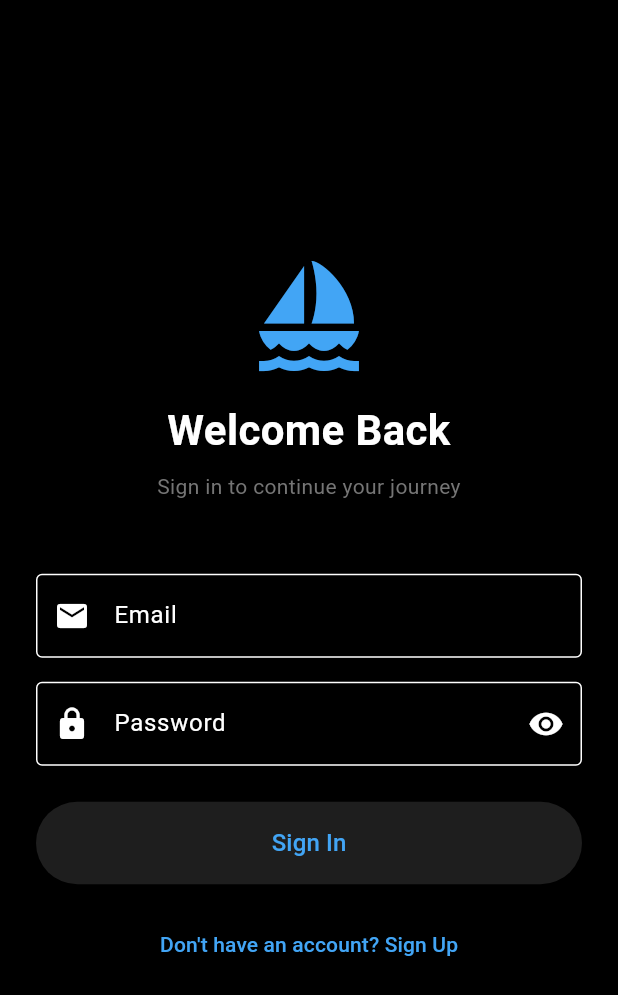
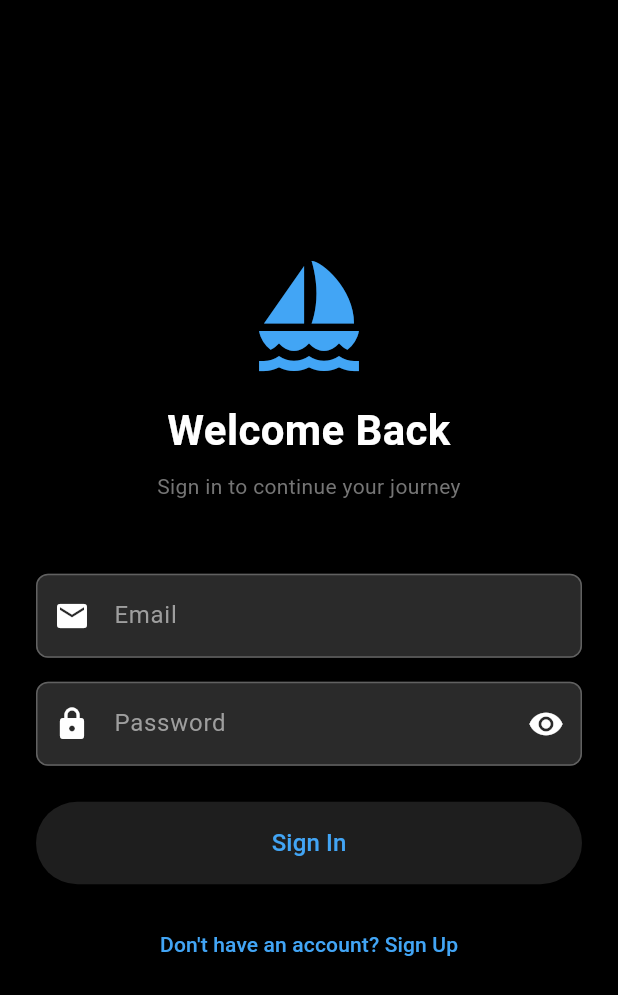
Before and after one commit to HughieMM/Cruise_App, a Flutter app: the screen it shows after launch, on a phone screen of 412 x 824 dp. Shown: the top 995 px of the screen. Run offline on Flutter 3.47's test engine with Material 3 defaults, Android fonts, the phone set to English and light mode, and no system bars; our stand-ins replace cached_network_image, cloud_firestore, firebase_auth, firebase_core, firebase_messaging, firebase_storage and 4 more; accounts and stored records are empty.

Commit message:
Polish Home and Profile screens to match app-wide dark theme
Root cause: main.dart's ThemeData never defined dialogTheme or
bottomSheetTheme, so every showDialog/showModalBottomSheet across the
app fell back to Material's default light surface, regardless of the
dark ColorScheme - visible as Edit Profile, Settings, About, etc. all
rendering as plain white sheets against an otherwise dark app.

- Add dialogTheme, bottomSheetTheme, inputDecorationTheme,
  listTileTheme and dividerTheme to main.dart so every dialog/sheet
  app-wide inherits consistent dark styling automatically
- Extract the glassmorphic card pattern (already proven in Profile
  tab) into a shared lib/widgets/glass_card.dart, reused by both
  Profile and Home tabs instead of duplicated/divergent styling
- Replace Home tab's leftover light Colors.blue[50] cards (stat
  cards, Cruise Memories, empty states) with the same glass style
  used elsewhere in the app
- Fix remaining hardcoded light-background text/icon colors in
  Profile's Edit Profile, About, FAQ and Contact Support dialogs that
  wouldn't have had enough contrast against the new dark backgrounds

Co-Authored-By: Claude Sonnet 5 <noreply@anthropic.com>
Claude-Session: https://claude.ai/code/session_017nbsGwUar9f2huemtVFgqt

```diff
--- a/driftly/lib/main.dart
+++ b/driftly/lib/main.dart
@@ -63,6 +63,40 @@ class DriftlyApp extends StatelessWidget {
             selectedItemColor: Colors.blue,
             unselectedItemColor: Colors.grey,
           ),
+          dialogTheme: const DialogThemeData(
+            backgroundColor: Color(0xFF2A2A2A),
+            surfaceTintColor: Colors.transparent,
+            titleTextStyle: TextStyle(
+              color: Colors.white,
+              fontSize: 20,
+              fontWeight: FontWeight.bold,
+            ),
+            contentTextStyle: TextStyle(color: Colors.white70),
+          ),
+          bottomSheetTheme: const BottomSheetThemeData(
+            backgroundColor: Color(0xFF1E1E1E),
+            surfaceTintColor: Colors.transparent,
+            modalBackgroundColor: Color(0xFF1E1E1E),
+          ),
+          inputDecorationTheme: InputDecorationTheme(
+            filled: true,
+            fillColor: const Color(0xFF2A2A2A),
+            labelStyle: const TextStyle(color: Colors.grey),
+            hintStyle: TextStyle(color: Colors.grey[500]),
+            border: OutlineInputBorder(
+              borderRadius: BorderRadius.circular(8),
+              borderSide: BorderSide(color: Colors.grey[700]!),
+            ),
+            enabledBorder: OutlineInputBorder(
+              borderRadius: BorderRadius.circular(8),
+              borderSide: BorderSide(color: Colors.grey[700]!),
+            ),
+          ),
+          listTileTheme: const ListTileThemeData(
+            textColor: Colors.white,
+            iconColor: Colors.grey,
+          ),
+          dividerTheme: DividerThemeData(color: Colors.grey[800]),
           useMaterial3: true,
         ),
         routerConfig: AppRouter.router,
```
Also changed, not shown: driftly/lib/screens/home/tabs/home_tab.dart (+21 -35 lines), driftly/lib/screens/home/tabs/profile_tab.dart (+17 -45 lines), driftly/lib/widgets/glass_card.dart (added, +33 -0 lines).
